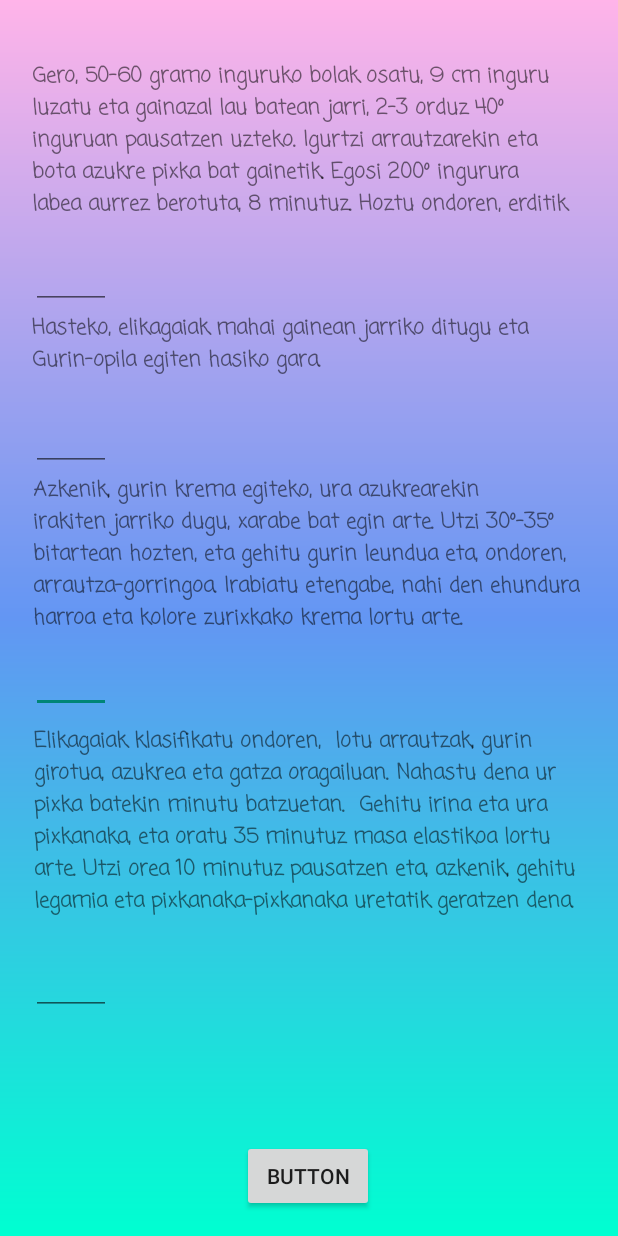
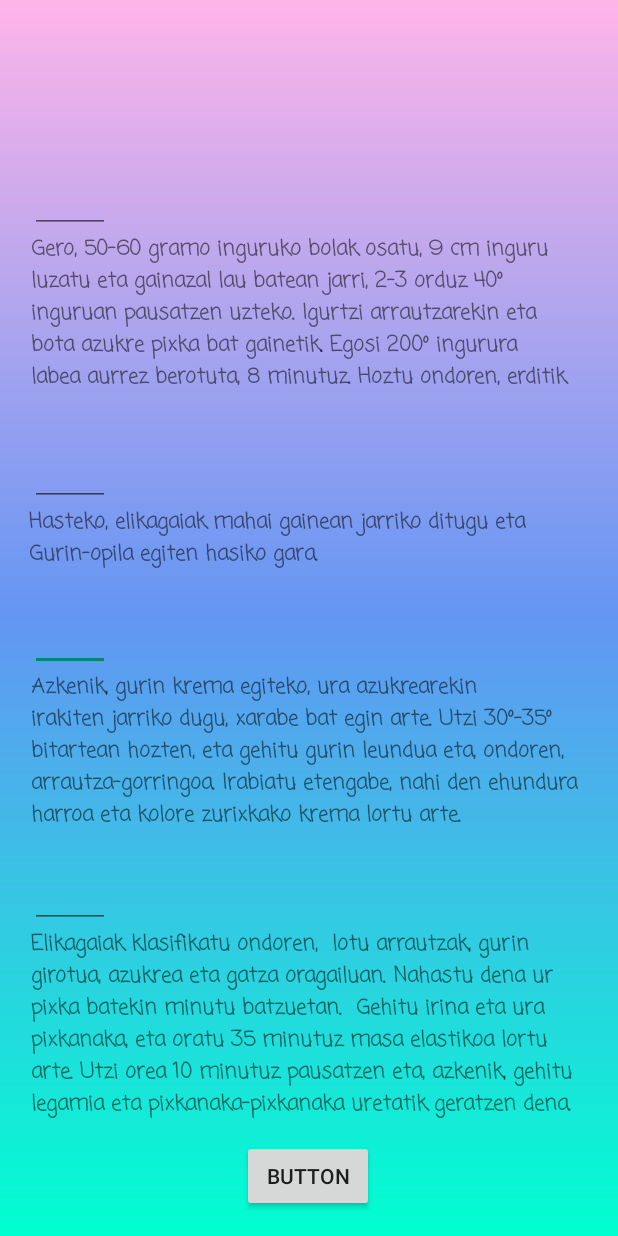
Before and after one commit to ByMarko99/BilboWalk, an Android app: the layout receta.xml on its own in the app's theme, with its tools: preview values and no code run, on a phone screen of 412 x 824 dp. Run offline under Robolectric (Android 15) with nearby library versions, the phone set to English and light mode, and no system bars.

Commit message:
receta edit

```diff
--- a/app/src/main/res/layout/receta.xml
+++ b/app/src/main/res/layout/receta.xml
@@ -8,83 +8,108 @@
     android:background = "@drawable/gradient_background">
 
 
+    <TextView
+        android:id="@+id/textView4"
+        android:layout_width="380dp"
+        android:layout_height="133dp"
+        android:layout_marginBottom="8dp"
+        android:fontFamily="casual"
+        android:text="Elikagaiak klasifikatu ondoren,  lotu arrautzak, gurin girotua, azukrea eta gatza oragailuan. Nahastu dena ur pixka batekin minutu batzuetan.  Gehitu irina eta ura pixkanaka, eta oratu 35 minutuz masa elastikoa lortu arte. Utzi orea 10 minutuz pausatzen eta, azkenik, gehitu legamia eta pixkanaka-pixkanaka uretatik geratzen dena."
+        android:textStyle="bold"
+        app:layout_constraintBottom_toTopOf="@+id/btnComp"
+        app:layout_constraintEnd_toEndOf="parent"
+        app:layout_constraintHorizontal_bias="0.645"
+        app:layout_constraintStart_toStartOf="parent" />
+
+    <TextView
+        android:id="@+id/textView3"
+        android:layout_width="379dp"
+        android:layout_height="103dp"
+        android:layout_marginBottom="20dp"
+        android:fontFamily="casual"
+        android:text="Azkenik, gurin krema egiteko, ura azukrearekin irakiten jarriko dugu, xarabe bat egin arte. Utzi 30º-35º bitartean hozten, eta gehitu gurin leundua eta, ondoren, arrautza-gorringoa. Irabiatu etengabe, nahi den ehundura harroa eta kolore zurixkako krema lortu arte. "
+        android:textStyle="bold"
+        app:layout_constraintBottom_toTopOf="@+id/Numero4"
+        app:layout_constraintEnd_toEndOf="parent"
+        app:layout_constraintHorizontal_bias="0.625"
+        app:layout_constraintStart_toStartOf="parent" />
+
     <EditText
         android:id="@+id/Numero3"
         android:layout_width="53dp"
         android:layout_height="48dp"
-        android:layout_marginTop="8dp"
         android:ems="10"
         android:inputType="number"
+        app:layout_constraintBottom_toTopOf="@+id/textView3"
         app:layout_constraintEnd_toEndOf="parent"
-        app:layout_constraintHorizontal_bias="0.058"
+        app:layout_constraintHorizontal_bias="0.055"
         app:layout_constraintStart_toStartOf="parent"
-        app:layout_constraintTop_toBottomOf="@+id/textView3"
         tools:ignore="SpeakableTextPresentCheck" />
 
     <EditText
         android:id="@+id/Numero4"
         android:layout_width="53dp"
         android:layout_height="48dp"
-        android:layout_marginTop="12dp"
         android:ems="10"
         android:inputType="number"
+        app:layout_constraintBottom_toTopOf="@+id/textView4"
         app:layout_constraintEnd_toEndOf="parent"
-        app:layout_constraintHorizontal_bias="0.058"
+        app:layout_constraintHorizontal_bias="0.055"
         app:layout_constraintStart_toStartOf="parent"
-        app:layout_constraintTop_toBottomOf="@+id/textView4"
         tools:ignore="SpeakableTextPresentCheck" />
 
     <TextView
         android:id="@+id/textView"
         android:layout_width="364dp"
         android:layout_height="110dp"
-        android:layout_marginTop="40dp"
+        android:layout_marginBottom="24dp"
         android:fontFamily="casual"
         android:text="Gero, 50-60 gramo inguruko bolak osatu, 9 cm inguru luzatu eta gainazal lau batean jarri, 2-3 orduz 40º inguruan pausatzen uzteko. Igurtzi arrautzarekin eta bota azukre pixka bat gainetik. Egosi 200º ingurura labea aurrez berotuta, 8 minutuz. Hoztu ondoren, erditik moztu eta gurinezko kremarekin igurtzi. "
         android:textStyle="bold"
+        app:layout_constraintBottom_toTopOf="@+id/Numero2"
         app:layout_constraintEnd_toEndOf="parent"
-        app:layout_constraintHorizontal_bias="0.446"
-        app:layout_constraintStart_toStartOf="parent"
-        app:layout_constraintTop_toTopOf="parent" />
+        app:layout_constraintHorizontal_bias="0.425"
+        app:layout_constraintStart_toStartOf="parent" />
 
     <TextView
         android:id="@+id/textView2"
         android:layout_width="365dp"
         android:layout_height="46dp"
-        android:layout_marginTop="208dp"
+        android:layout_marginBottom="16dp"
         android:fontFamily="casual"
         android:text="Hasteko, elikagaiak mahai gainean jarriko ditugu eta Gurin-opila egiten hasiko gara."
         android:textStyle="bold"
+        app:layout_constraintBottom_toTopOf="@+id/Numero3"
         app:layout_constraintEnd_toEndOf="parent"
-        app:layout_constraintHorizontal_bias="0.456"
+        app:layout_constraintHorizontal_bias="0.413"
+        app:layout_constraintStart_toStartOf="parent" />
+
+    <EditText
+        android:id="@+id/Numero1"
+        android:layout_width="53dp"
+        android:layout_height="48dp"
+        android:layout_marginTop="16dp"
+        android:ems="10"
+        android:inputType="number"
+        app:layout_constraintBottom_toTopOf="@+id/textView"
+        app:layout_constraintEnd_toEndOf="parent"
+        app:layout_constraintHorizontal_bias="0.055"
         app:layout_constraintStart_toStartOf="parent"
-        app:layout_constraintTop_toTopOf="parent" />
+        app:layout_constraintTop_toTopOf="parent"
+        app:layout_constraintVertical_bias="1.0"
+        tools:ignore="SpeakableTextPresentCheck,SpeakableTextPresentCheck,SpeakableTextPresentCheck" />
 
-    <TextView
-        android:id="@+id/textView3"
-        android:layout_width="379dp"
-        android:layout_height="103dp"
-        android:layout_marginTop="316dp"
-        android:fontFamily="casual"
-        android:text="Azkenik, gurin krema egiteko, ura azukrearekin irakiten jarriko dugu, xarabe bat egin arte. Utzi 30º-35º bitartean hozten, eta gehitu gurin leundua eta, ondoren, arrautza-gorringoa. Irabiatu etengabe, nahi den ehundura harroa eta kolore zurixkako krema lortu arte. "
-        android:textStyle="bold"
+    <EditText
+        android:id="@+id/Numero2"
+        android:layout_width="53dp"
+        android:layout_height="48dp"
+        android:ems="10"
+        android:inputType="number"
+        app:layout_constraintBottom_toTopOf="@+id/textView2"
         app:layout_constraintEnd_toEndOf="parent"
-        app:layout_constraintHorizontal_bias="0.677"
+        app:layout_constraintHorizontal_bias="0.055"
         app:layout_constraintStart_toStartOf="parent"
-        app:layout_constraintTop_toTopOf="parent" />
-
-    <TextView
-        android:id="@+id/textView4"
-        android:layout_width="380dp"
-        android:layout_height="133dp"
-        android:layout_marginTop="64dp"
-        android:fontFamily="casual"
-        android:text="Elikagaiak klasifikatu ondoren,  lotu arrautzak, gurin girotua, azukrea eta gatza oragailuan. Nahastu dena ur pixka batekin minutu batzuetan.  Gehitu irina eta ura pixkanaka, eta oratu 35 minutuz masa elastikoa lortu arte. Utzi orea 10 minutuz pausatzen eta, azkenik, gehitu legamia eta pixkanaka-pixkanaka uretatik geratzen dena."
-        android:textStyle="bold"
-        app:layout_constraintEnd_toEndOf="parent"
-        app:layout_constraintHorizontal_bias="0.7"
-        app:layout_constraintStart_toStartOf="parent"
-        app:layout_constraintTop_toBottomOf="@+id/textView3" />
+        tools:ignore="SpeakableTextPresentCheck" />
 
     <Button
         android:id="@+id/btnComp"
@@ -97,29 +122,4 @@
         app:layout_constraintHorizontal_bias="0.498"
         app:layout_constraintStart_toStartOf="parent" />
 
-    <EditText
-        android:id="@+id/Numero1"
-        android:layout_width="53dp"
-        android:layout_height="48dp"
-        android:layout_marginTop="8dp"
-        android:ems="10"
-        android:inputType="number"
-        app:layout_constraintEnd_toEndOf="parent"
-        app:layout_constraintHorizontal_bias="0.058"
-        app:layout_constraintStart_toStartOf="parent"
-        app:layout_constraintTop_toBottomOf="@+id/textView"
-        tools:ignore="SpeakableTextPresentCheck,SpeakableTextPresentCheck,SpeakableTextPresentCheck" />
-
-    <EditText
-        android:id="@+id/Numero2"
-        android:layout_width="53dp"
-        android:layout_height="48dp"
-        android:layout_marginTop="12dp"
-        android:ems="10"
-        android:inputType="number"
-        app:layout_constraintEnd_toEndOf="parent"
-        app:layout_constraintHorizontal_bias="0.058"
-        app:layout_constraintStart_toStartOf="parent"
-        app:layout_constraintTop_toBottomOf="@+id/textView2"
-        tools:ignore="SpeakableTextPresentCheck" />
 </androidx.constraintlayout.widget.ConstraintLayout>
```
